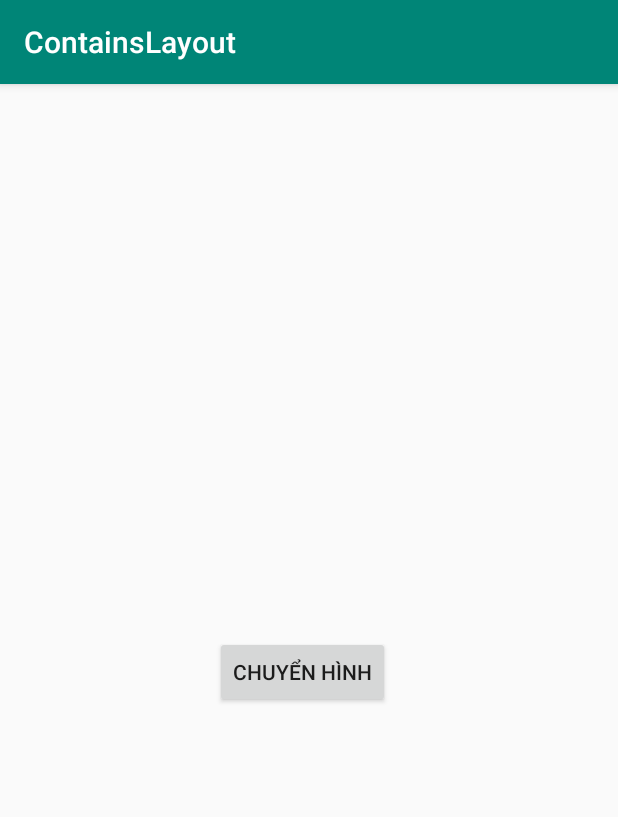
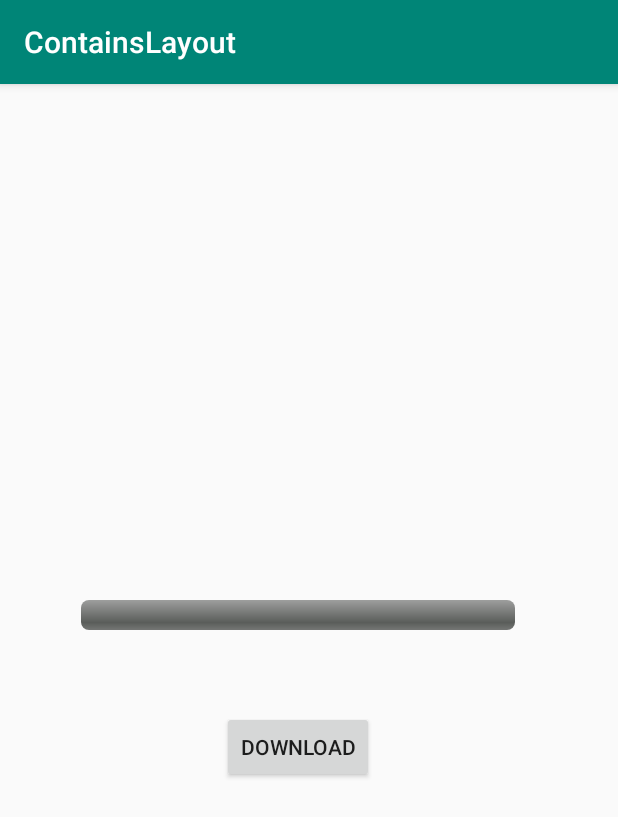
Before and after one commit to thang0918056106/hocOnlineandroidstudio, an Android app: the screen it shows after launch (MainActivity), on a phone screen of 412 x 824 dp. Shown: the top 817 px of the screen. Run offline under Robolectric (Android 15) with nearby library versions, the phone set to English and light mode, and no system bars.

Commit message:
progressbar

```diff
--- a/app/src/main/java/thangvo/vvt/containslayout/MainActivity.java
+++ b/app/src/main/java/thangvo/vvt/containslayout/MainActivity.java
@@ -5,9 +5,12 @@ import androidx.appcompat.app.AppCompatActivity;
 import android.os.Bundle;
 import android.view.View;
 import android.widget.Button;
+import android.widget.CompoundButton;
 import android.widget.EditText;
 import android.widget.ImageView;
+import android.widget.ProgressBar;
 import android.widget.RelativeLayout;
+import android.widget.Switch;
 import android.widget.TextView;
 import android.widget.Toast;
 
@@ -15,31 +18,28 @@ import java.util.ArrayList;
 import java.util.Random;
 
 public class MainActivity extends AppCompatActivity {
-
-    RelativeLayout rltl;
-    ImageView hinh1,hinh2,hinh3;
-    Button bntchuyenHinh;
+    Button btn;
+    ProgressBar prb;
 
     @Override
     protected void onCreate(Bundle savedInstanceState) {
         super.onCreate(savedInstanceState);
         setContentView(R.layout.activity_main);
 
-        rltl = (RelativeLayout) findViewById(R.id.relativeLayout);
-        bntchuyenHinh = (Button) findViewById(R.id.button3);
+        btn = (Button) findViewById(R.id.buttondownload);
+        prb = (ProgressBar) findViewById(R.id.progressBar2ngang);
 
-        final ArrayList<Integer> listHinhAnh = new ArrayList<>();
-        listHinhAnh.add(R.drawable.hinhxe);
-        listHinhAnh.add(R.drawable.hinhdep1);
-
-        bntchuyenHinh.setOnClickListener(new View.OnClickListener() {
+        btn.setOnClickListener(new View.OnClickListener() {
             @Override
             public void onClick(View view) {
-                Random random = new Random();
-                int vitri = random.nextInt(listHinhAnh.size());
-                rltl.setBackgroundResource(listHinhAnh.get(vitri));
+                int xuly = prb.getProgress();
+                if (xuly >= prb.getMax()){
+                    xuly = 0;
+                }
+                prb.setProgress(xuly + 10);
             }
         });
 
+
     }
 }
--- a/app/src/main/res/layout/activity_main.xml
+++ b/app/src/main/res/layout/activity_main.xml
@@ -8,16 +8,29 @@
     tools:context=".MainActivity">
 
 
+
+
     <Button
-        android:id="@+id/button3"
+        android:id="@+id/buttondownload"
         android:layout_width="wrap_content"
         android:layout_height="wrap_content"
+        android:layout_alignParentStart="true"
+        android:layout_alignParentLeft="true"
         android:layout_alignParentTop="true"
-        android:layout_alignParentEnd="true"
-        android:layout_alignParentRight="true"
-        android:layout_marginTop="368dp"
-        android:layout_marginEnd="152dp"
-        android:layout_marginRight="152dp"
-        android:text="Chuyển hình" />
+        android:layout_marginStart="148dp"
+        android:layout_marginLeft="148dp"
+        android:layout_marginTop="418dp"
+        android:text="Download" />
 
+    <ProgressBar
+        android:id="@+id/progressBar2ngang"
+        style="@android:style/Widget.ProgressBar.Horizontal"
+        android:layout_width="289dp"
+        android:layout_height="wrap_content"
+        android:layout_alignParentStart="true"
+        android:layout_alignParentLeft="true"
+        android:layout_alignParentTop="true"
+        android:layout_marginStart="54dp"
+        android:layout_marginLeft="54dp"
+        android:layout_marginTop="344dp" />
 </RelativeLayout>
```
